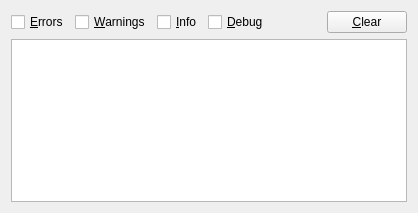
Before: the Qt Designer form src/loggerwidget.ui in thousandparsec-obsolete/parsek, drawn with Qt 5.
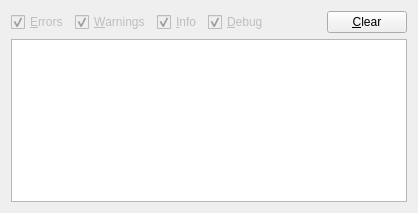
After: the same form once the commit is applied. Custom widgets are drawn as their Qt base class.

Commit message: Make checkboxes checked and disabled until toggling is coded

```diff
--- a/src/loggerwidget.ui
+++ b/src/loggerwidget.ui
@@ -17,42 +17,66 @@
     <layout class="QHBoxLayout" >
      <item>
       <widget class="QCheckBox" name="errorsCheckBox" >
+       <property name="enabled" >
+        <bool>false</bool>
+       </property>
        <property name="toolTip" >
         <string>Toggle display of error messages</string>
        </property>
        <property name="text" >
         <string>&amp;Errors</string>
        </property>
+       <property name="checked" >
+        <bool>true</bool>
+       </property>
       </widget>
      </item>
      <item>
       <widget class="QCheckBox" name="warningsCheckBox" >
+       <property name="enabled" >
+        <bool>false</bool>
+       </property>
        <property name="toolTip" >
         <string>Toggle display of warning messages</string>
        </property>
        <property name="text" >
         <string>&amp;Warnings</string>
        </property>
+       <property name="checked" >
+        <bool>true</bool>
+       </property>
       </widget>
      </item>
      <item>
       <widget class="QCheckBox" name="infoCheckBox" >
+       <property name="enabled" >
+        <bool>false</bool>
+       </property>
        <property name="toolTip" >
         <string>Toggle display of info messages</string>
        </property>
        <property name="text" >
         <string>&amp;Info</string>
        </property>
+       <property name="checked" >
+        <bool>true</bool>
+       </property>
       </widget>
      </item>
      <item>
       <widget class="QCheckBox" name="debugCheckBox" >
+       <property name="enabled" >
+        <bool>false</bool>
+       </property>
        <property name="toolTip" >
         <string>Toggle display of debug messages</string>
        </property>
        <property name="text" >
         <string>&amp;Debug</string>
        </property>
+       <property name="checked" >
+        <bool>true</bool>
+       </property>
       </widget>
      </item>
      <item>
```
